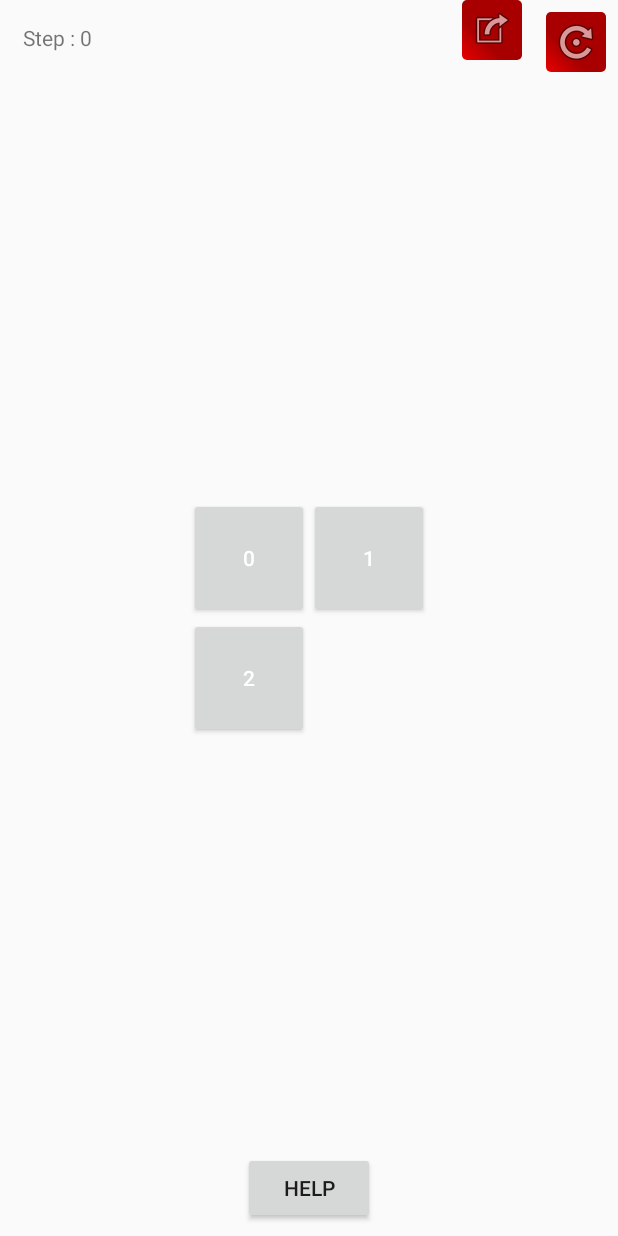
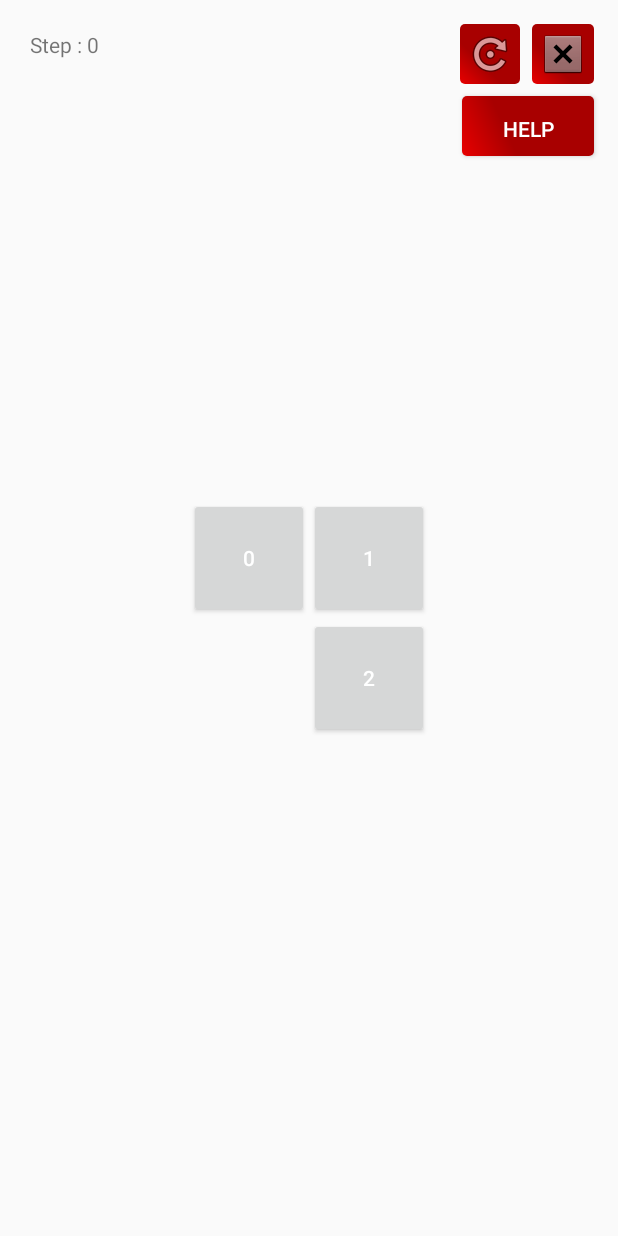
Before and after one commit to noukaza/puzzle-taquin, an Android app: the GameActivity screen opened directly, with no data from a screen before it, after a tap on "HELP", on a phone screen of 412 x 824 dp. Run offline under Robolectric (Android 15) with nearby library versions, the phone set to English and light mode, and no system bars.

Commit message:
clean code

```diff
--- a/app/src/main/java/upec/projetandroid2017_2018/Game.java
+++ b/app/src/main/java/upec/projetandroid2017_2018/Game.java
@@ -31,6 +31,7 @@ public class Game  {
     private DbGame dbGame ;
     private int steps = 0;
     private TextView step_txt ;
+    private ArrayList <Node> solution;
 
     private View.OnDragListener dragListener = new View.OnDragListener() {
         @Override
@@ -95,6 +96,14 @@ public class Game  {
 
     }
 
+    public int getSteps() {
+        return steps;
+    }
+
+    public void setSteps(int steps) {
+        this.steps = steps;
+    }
+
     View.OnTouchListener getOnTouchListener() {
         return onTouchListener;
     }
@@ -148,7 +157,7 @@ public class Game  {
         return gridLayout;
     }
 
-    ArrayList<MyButton> getMyButtons() {
+    private ArrayList<MyButton> getMyButtons() {
         return myButtons;
     }
 
@@ -192,7 +201,7 @@ public class Game  {
         }
         return myButtons;
     }
-     boolean Iwin(){
+     private boolean Iwin(){
         ArrayList<MyButton> myButtons = lastData();
         for (int i=0;i<myButtons.size()-1;i++){
             if (!myButtons.get(i).getButton().getText().toString().equals(Integer.toString(i)) )
@@ -232,24 +241,61 @@ public class Game  {
         return now;
     }
 
-    public void aide (){
+    void aide(){
         ArrayList <Integer> now = orderNow();
         Node root = new Node(now);
         UninFormedSearch ui = new UninFormedSearch();
-        ArrayList <Node> soluto = ui.BreadthFirstSearch(root);
+        solution = ui.BreadthFirstSearch(root);
+        Log.e("nnnn ",""+solution.size());
+        String nowB = "";
 
-        Log.e("nnnn ",""+soluto.size());
-        String nowB = " : ";
-        for (int i=soluto.size()-1 ;i>=0;i--){
-           for (int j=0;j<soluto.get(i).puzzle.size();j++)
-               nowB = nowB +"["+soluto.get(i).puzzle.get(j)+"] ";
-            nowB = nowB+"\n";
+
+        if (solution.size() < 0)
+            Toast.makeText(context,"can't help you",Toast.LENGTH_SHORT).show();
+        else {
+            solution.remove(solution.size()-1);
+            updateWithSolution(solution.get(solution.size()-1).puzzle);
+            for (int i=0;i<solution.size();i++){
+                for (int j=0;j<solution.get(i).puzzle.size();j++)
+                    nowB = nowB + "[" + solution.get(i).puzzle.get(j) + "] ";
+                nowB = nowB+"\n";
+            }
+            Log.e("",nowB);
+            //solution.remove(solution.size()-1);
         }
-        Log.e("",nowB);
 
-        if (soluto.size() == 0)
-            Toast.makeText(context,"can't help you",Toast.LENGTH_SHORT).show();
+    }
 
+    private ArrayList<MyButton>  trasnlati(ArrayList<Integer> array){
+        ArrayList<MyButton> myButtons = new ArrayList<>();
+        for (int i=0; i<array.size();i++){
+            if (array.get(i)!=(ROW*ROW)-1){
+                MyButton myButton = new MyButton(new Button(context),array.get(i));
+                myButtons.add(myButton);
+            }else {
+                MyButton myButton = new MyButton(new Button(context),array.get(i));
+                myButton.setEempty(true);
+                myButtons.add(myButton);
+            }
+        }
+        return myButtons;
+    }
+    private void updateWithSolution(ArrayList<Integer> solution){
+
+        ArrayList<MyButton> myButtons = trasnlati(solution);
+        for (int i=0; i< myButtons.size();i++){
+            if(!myButtons.get(i).isEempty())
+                myButtons.get(i).getButton().setOnTouchListener(getOnTouchListener());
+            else {
+                myButtons.get(i).getButton().setOnDragListener(getDragListener());
+                myButtons.get(i).getButton().setBackground(null);
+                myButtons.get(i).getButton().setText("");
+                setEmpty(myButtons.get(i));
+                getEmpty().getButton().setId(myButtons.get(i).getButton().getId());
+            }
+        }
+        setMyButtons(myButtons);
+        rePaintLayout();
     }
 
 
--- a/app/src/main/java/upec/projetandroid2017_2018/MainActivity.java
+++ b/app/src/main/java/upec/projetandroid2017_2018/MainActivity.java
@@ -100,5 +100,8 @@ public class MainActivity extends AppCompatActivity {
         clicSound();
     }
 
-
+    @Override
+    public void onBackPressed() {
+        //super.onBackPressed();
+    }
 }
--- a/app/src/main/java/upec/projetandroid2017_2018/WinActivity.java
+++ b/app/src/main/java/upec/projetandroid2017_2018/WinActivity.java
@@ -6,6 +6,8 @@ import android.os.Bundle;
 import android.view.View;
 import android.widget.Button;
 
+import static upec.projetandroid2017_2018.GameActivity.ROW;
+
 public class WinActivity extends AppCompatActivity {
     Intent intent,getIntent;
     @Override
@@ -13,6 +15,10 @@ public class WinActivity extends AppCompatActivity {
         super.onCreate(savedInstanceState);
         setContentView(R.layout.activity_win);
         getIntent = getIntent();
+        DbGame dbGame = new DbGame(this);
+        dbGame.deletestepLevels(ROW);
+        dbGame.deleteData(ROW);
+
     }
 
     public void home(View view) {
--- a/app/src/main/res/layout/activity_game.xml
+++ b/app/src/main/res/layout/activity_game.xml
@@ -11,7 +11,7 @@
         android:id="@+id/step_txt"
         android:layout_width="wrap_content"
         android:layout_height="wrap_content"
-        android:padding="15dp"
+        android:padding="20dp"
         android:text="Step : 0" />
 
     <FrameLayout
@@ -34,38 +34,42 @@
     <Button
         android:id="@+id/help"
         android:layout_width="wrap_content"
-        android:layout_height="wrap_content"
-        android:layout_marginBottom="8dp"
-        android:layout_marginEnd="8dp"
-        android:layout_marginStart="8dp"
+        android:layout_height="40dp"
+        android:layout_marginEnd="16dp"
+        android:layout_marginTop="8dp"
+        android:background="@drawable/gamebutton"
+        android:onClick="restartBt"
         android:text="help"
-        app:layout_constraintBottom_toBottomOf="parent"
+        android:textColor="@android:color/background_light"
         app:layout_constraintEnd_toEndOf="parent"
-        app:layout_constraintStart_toStartOf="parent" />
+        app:layout_constraintTop_toBottomOf="@+id/imageButton2" />
 
     <ImageButton
         android:id="@+id/imageButton"
         android:layout_width="wrap_content"
         android:layout_height="wrap_content"
         android:layout_marginEnd="8dp"
-        android:layout_marginTop="8dp"
+        android:layout_marginTop="16dp"
         android:background="@drawable/gamebutton"
         android:onClick="restartBt"
         android:padding="0dp"
-        app:layout_constraintEnd_toEndOf="parent"
+        app:layout_constraintEnd_toStartOf="@+id/imageButton2"
         app:layout_constraintTop_toTopOf="parent"
-        app:srcCompat="@android:drawable/ic_menu_rotate" />
+        app:srcCompat="@android:drawable/ic_menu_rotate"
+        tools:ignore="MissingConstraints" />
 
     <ImageButton
         android:id="@+id/imageButton2"
-        android:layout_width="wrap_content"
+        android:layout_width="41dp"
         android:layout_height="wrap_content"
         android:layout_marginEnd="16dp"
+        android:layout_marginTop="16dp"
         android:background="@drawable/gamebutton"
+        android:onClick="exit_bt"
         android:padding="0dp"
-        app:layout_constraintEnd_toStartOf="@+id/imageButton"
-        app:srcCompat="@android:drawable/ic_menu_set_as"
-        tools:layout_editor_absoluteY="9dp" />
+        app:layout_constraintEnd_toEndOf="parent"
+        app:layout_constraintTop_toTopOf="parent"
+        app:srcCompat="@android:drawable/btn_dialog" />
 
 
 </android.support.constraint.ConstraintLayout>
```
Also changed, not shown: app/src/main/java/upec/projetandroid2017_2018/DbGame.java (+12 -12 lines), app/src/main/java/upec/projetandroid2017_2018/GameActivity.java (+10 -0 lines).
